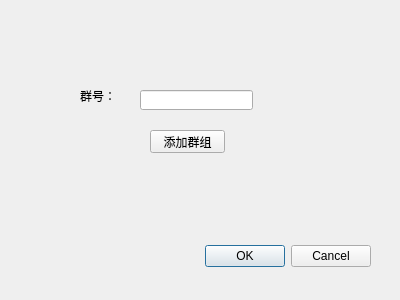
Before: the Qt Designer form ui/addgroup.ui in Yixingnaw/chatclient_zy, drawn with Qt 5.
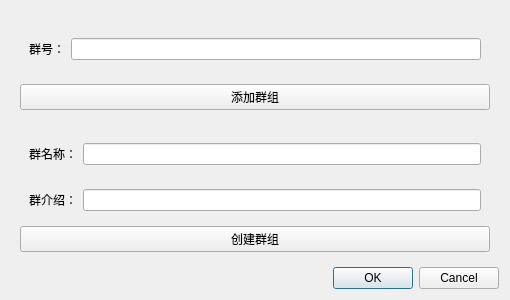
After: the same form once the commit is applied.

What changed in the file:
```diff
--- a/ui/addgroup.ui
+++ b/ui/addgroup.ui
@@ -6,65 +6,99 @@
    <rect>
     <x>0</x>
     <y>0</y>
-    <width>400</width>
+    <width>510</width>
     <height>300</height>
    </rect>
   </property>
   <property name="windowTitle">
    <string>Dialog</string>
   </property>
-  <widget class="QDialogButtonBox" name="buttonBox">
-   <property name="geometry">
-    <rect>
-     <x>30</x>
-     <y>240</y>
-     <width>341</width>
-     <height>32</height>
-    </rect>
-   </property>
-   <property name="orientation">
-    <enum>Qt::Horizontal</enum>
-   </property>
-   <property name="standardButtons">
-    <set>QDialogButtonBox::Cancel|QDialogButtonBox::Ok</set>
-   </property>
-  </widget>
-  <widget class="QLineEdit" name="lineEdit">
-   <property name="geometry">
-    <rect>
-     <x>140</x>
-     <y>90</y>
-     <width>113</width>
-     <height>20</height>
-    </rect>
-   </property>
-  </widget>
-  <widget class="QLabel" name="label">
-   <property name="geometry">
-    <rect>
-     <x>80</x>
-     <y>90</y>
-     <width>54</width>
-     <height>12</height>
-    </rect>
-   </property>
-   <property name="text">
-    <string>群号：</string>
-   </property>
-  </widget>
-  <widget class="QPushButton" name="pushButton">
-   <property name="geometry">
-    <rect>
-     <x>150</x>
-     <y>130</y>
-     <width>75</width>
-     <height>23</height>
-    </rect>
-   </property>
-   <property name="text">
-    <string>添加群组</string>
-   </property>
-  </widget>
+  <layout class="QVBoxLayout" name="verticalLayout">
+   <item>
+    <widget class="QWidget" name="widget" native="true">
+     <layout class="QVBoxLayout" name="verticalLayout_2">
+      <item>
+       <widget class="QWidget" name="widget_3" native="true">
+        <layout class="QHBoxLayout" name="horizontalLayout">
+         <item>
+          <widget class="QLabel" name="label">
+           <property name="text">
+            <string>群号：</string>
+           </property>
+          </widget>
+         </item>
+         <item>
+          <widget class="QLineEdit" name="lineEdit"/>
+         </item>
+        </layout>
+       </widget>
+      </item>
+      <item>
+       <widget class="QPushButton" name="pushButton">
+        <property name="text">
+         <string>添加群组</string>
+        </property>
+       </widget>
+      </item>
+     </layout>
+    </widget>
+   </item>
+   <item>
+    <widget class="QWidget" name="widget_2" native="true">
+     <layout class="QVBoxLayout" name="verticalLayout_3">
+      <item>
+       <widget class="QWidget" name="widget_4" native="true">
+        <layout class="QHBoxLayout" name="horizontalLayout_2">
+         <item>
+          <widget class="QLabel" name="label_2">
+           <property name="text">
+            <string>群名称：</string>
+           </property>
+          </widget>
+         </item>
+         <item>
+          <widget class="QLineEdit" name="lineEdit_2"/>
+         </item>
+        </layout>
+       </widget>
+      </item>
+      <item>
+       <widget class="QWidget" name="widget_5" native="true">
+        <layout class="QHBoxLayout" name="horizontalLayout_3">
+         <item>
+          <widget class="QLabel" name="label_3">
+           <property name="text">
+            <string>群介绍：</string>
+           </property>
+          </widget>
+         </item>
+         <item>
+          <widget class="QLineEdit" name="lineEdit_3"/>
+         </item>
+        </layout>
+       </widget>
+      </item>
+      <item>
+       <widget class="QPushButton" name="pushButton_2">
+        <property name="text">
+         <string>创建群组</string>
+        </property>
+       </widget>
+      </item>
+     </layout>
+    </widget>
+   </item>
+   <item>
+    <widget class="QDialogButtonBox" name="buttonBox">
+     <property name="orientation">
+      <enum>Qt::Horizontal</enum>
+     </property>
+     <property name="standardButtons">
+      <set>QDialogButtonBox::Cancel|QDialogButtonBox::Ok</set>
+     </property>
+    </widget>
+   </item>
+  </layout>
  </widget>
  <resources/>
  <connections>
```
Left out of the diff: 8 changed lines with no effect on the pictures.
